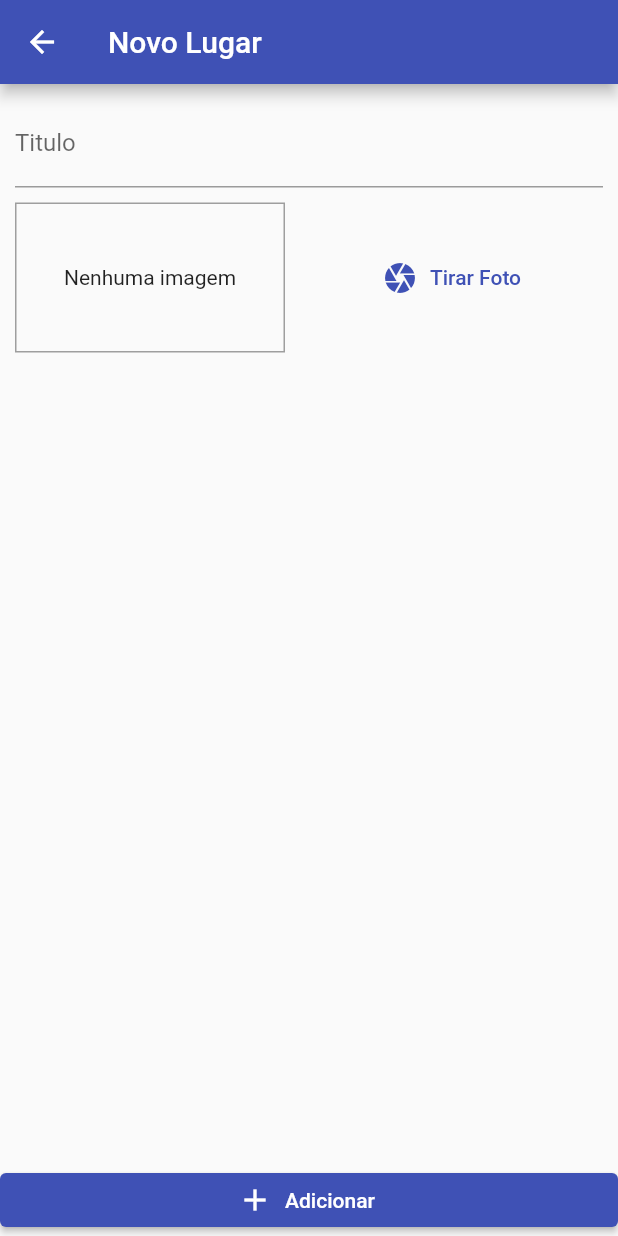
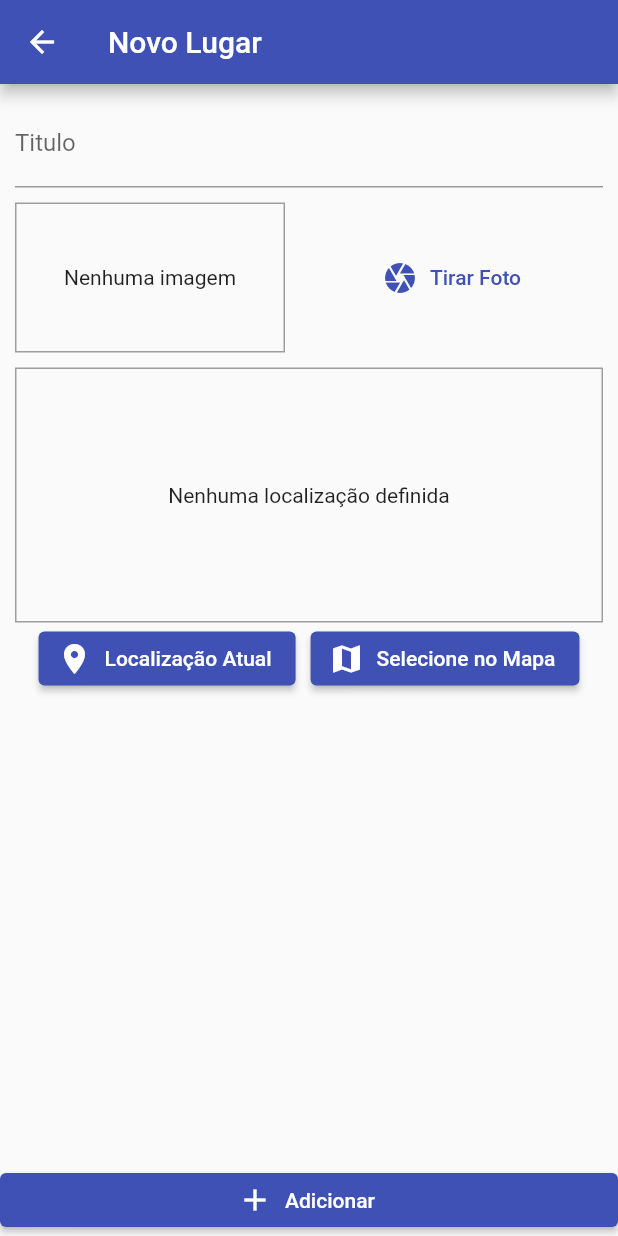
Before and after one commit to marceloguerra007/flutter-favorite-places, a Flutter app: the PlaceFormScreen screen opened by its route, on a phone screen of 412 x 824 dp. Run offline on Flutter 3.47's test engine with Material 2 defaults, Android fonts, the phone set to English and light mode, and no system bars; our stand-ins replace image_picker, sqflite; accounts and stored records are empty.

Commit message:
Criando o widget referente a localização.

```diff
--- a/lib/screens/place_form_screen.dart
+++ b/lib/screens/place_form_screen.dart
@@ -2,6 +2,7 @@ import 'dart:io';
 
 import 'package:favorite_places/providers/places_provider.dart';
 import 'package:favorite_places/widgets/image_input.dart';
+import 'package:favorite_places/widgets/location_input.dart';
 import 'package:flutter/material.dart';
 // ignore: import_of_legacy_library_into_null_safe
 import 'package:provider/provider.dart';
@@ -56,6 +57,8 @@ class _PlaceFormScreenState extends State<PlaceFormScreen> {
                     ),
                     SizedBox(height: 10),
                     ImageInput(onSelectImage: this._selectImage),
+                    SizedBox(height: 10),
+                    LocationInput()
                   ],
                 ),
               ),
--- /dev/null
+++ b/lib/widgets/location_input.dart
@@ -0,0 +1,54 @@
+import 'package:flutter/material.dart';
+
+class LocationInput extends StatefulWidget {
+  const LocationInput({ Key? key }) : super(key: key);
+
+  @override
+  _LocationInputState createState() => _LocationInputState();
+}
+
+class _LocationInputState extends State<LocationInput> {
+  @override
+  Widget build(BuildContext context) {
+    String _previewImageUrl = '';
+
+    return Column(
+      children: [
+        Container(
+          height: 170,
+          width: double.infinity,
+          alignment: Alignment.center,
+          decoration: BoxDecoration(
+            border: Border.all(
+              width: 1,
+              color: Colors.grey
+            )
+          ),
+          child: _previewImageUrl == ''
+          ? Text('Nenhuma localização definida')
+          : Image.network(
+            _previewImageUrl,
+            fit: BoxFit.cover,
+            width: double.infinity,
+          )
+        ),
+        Row(
+          mainAxisAlignment: MainAxisAlignment.center,
+          children: [
+            ElevatedButton.icon(
+              icon: Icon(Icons.location_on),
+              label: Text('Localização Atual'),
+              onPressed: (){},
+            ),
+            SizedBox(width: 10),
+            ElevatedButton.icon(
+              icon: Icon(Icons.map),
+              label: Text('Selecione no Mapa'),
+              onPressed: (){},
+            ),
+          ],
+        )
+      ],
+    );
+  }
+}
--- a/pubspec.yaml
+++ b/pubspec.yaml
@@ -28,6 +28,7 @@ dependencies:
   path_provider: ^2.0.4
   path: 1.8.0
   sqflite: ^2.0.0+4
+  location: ^4.3.0
 
   # The following adds the Cupertino Icons font to your application.
   # Use with the CupertinoIcons class for iOS style icons.
```
